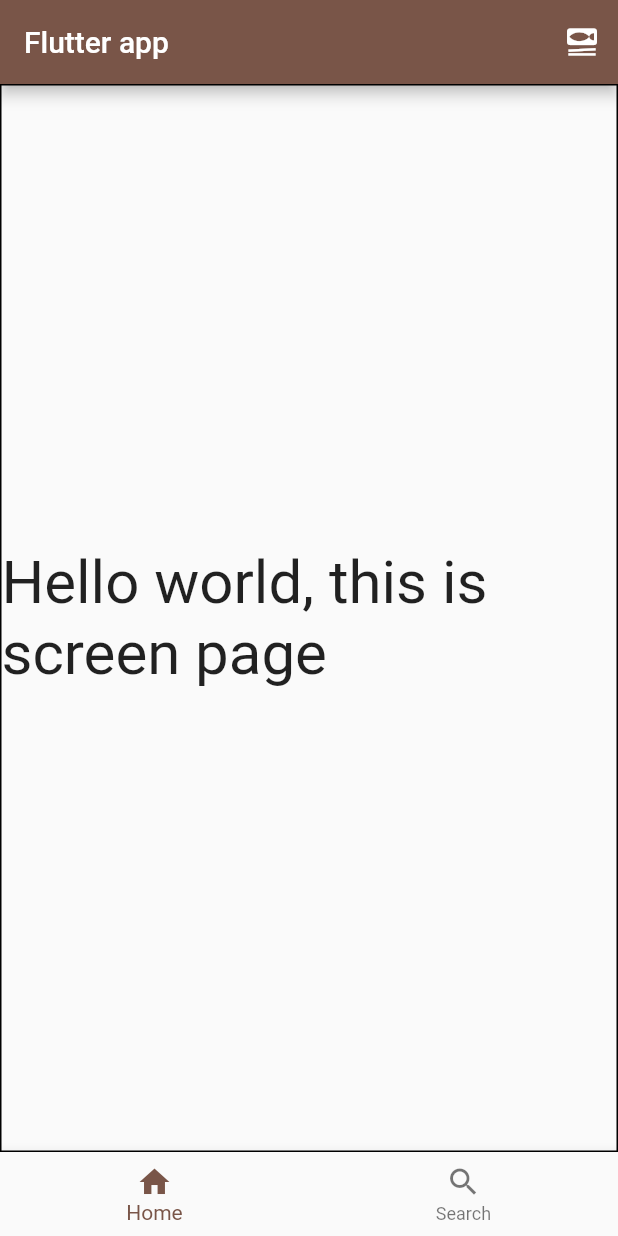
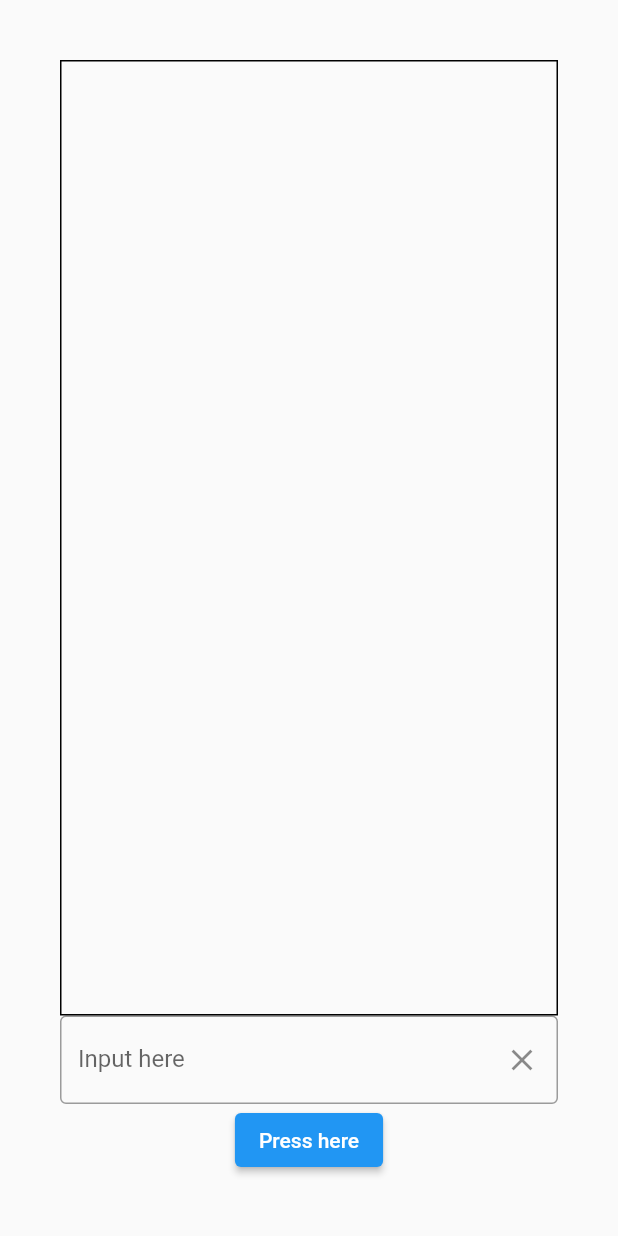
Before and after one commit to mhmadamrii/Flutter-essential-app, a Flutter app: the screen it shows after launch, on a phone screen of 412 x 824 dp. Run offline on Flutter 3.47's test engine with Material 2 defaults, Android fonts, the phone set to English and light mode, and no system bars; our stand-ins replace google_nav_bar.

Commit message:
some fucking dudes

```diff
--- a/lib/main.dart
+++ b/lib/main.dart
@@ -7,157 +7,76 @@ class MyApp extends StatelessWidget {
 
   @override
   Widget build(BuildContext context) {
-    return MaterialApp(
-      home: const MyHomePage(),
-      theme: ThemeData(
-        primarySwatch: Colors.brown,
-      ),
-      debugShowCheckedModeBanner: false,
+    return const MaterialApp(
+      home: MainPage(),
     );
   }
 }
 
-class MyHomePage extends StatefulWidget {
-  const MyHomePage({super.key});
+class MainPage extends StatefulWidget {
+  const MainPage({super.key});
 
   @override
-  State<MyHomePage> createState() => _MyHomePageState();
+  State<MainPage> createState() => _MainPageState();
 }
 
-class _MyHomePageState extends State<MyHomePage> {
-  int _selectedIndex = 0;
-  final List<Widget> _pagess = const [HomeScreen(), SearchPage()];
+class _MainPageState extends State<MainPage> {
+  // make controller here
+  final _textController = TextEditingController();
 
-  void _onItemTapped(int index) {
-    // ignore: avoid_print
-    print("the index is $index");
-    setState(() {
-      _selectedIndex = index;
-    });
-  }
+  // store user inpput
+  String userInput = '';
 
   @override
   Widget build(BuildContext context) {
     return Scaffold(
-      appBar: AppBar(
-        title: const Text("Flutter app"),
-        actions: [
-          IconButton(
-            onPressed: (() {}),
-            icon: const Icon(Icons.set_meal),
-          ),
-        ],
-      ),
-      body: _pagess[_selectedIndex],
-      bottomNavigationBar: BottomNavigationBar(
-        currentIndex: _selectedIndex,
-        onTap: _onItemTapped,
-        items: const <BottomNavigationBarItem>[
-          BottomNavigationBarItem(
-            icon: Icon(Icons.home),
-            label: "Home",
-          ),
-          BottomNavigationBarItem(
-            icon: Icon(Icons.search),
-            label: "Search",
-          ),
-        ],
-      ),
-    );
-  }
-}
-
-class HomeScreen extends StatelessWidget {
-  const HomeScreen({super.key});
-
-  @override
-  Widget build(BuildContext context) {
-    return Scaffold(
-      body: Container(
-        alignment: Alignment.center,
+      body: Padding(
+        padding: const EdgeInsets.all(40),
+        child: Column(
+          mainAxisAlignment: MainAxisAlignment.center,
+          children: [
+            // display text
+            Expanded(
+              child: Container(
+                width: double.infinity,
                 decoration: BoxDecoration(
                   border: Border.all(width: 1),
                 ),
-        width: double.infinity,
-        child: const Center(
                 child: Text(
-            "Hello world, this is screen page",
-            style: TextStyle(
+                  userInput,
+                  style: const TextStyle(
                     fontSize: 40,
                   ),
                 ),
               ),
             ),
-    );
-  }
-}
-
-class SearchPage extends StatefulWidget {
-  const SearchPage({super.key});
-
-  @override
-  State<SearchPage> createState() => _SearchPageState();
-}
-
-class _SearchPageState extends State<SearchPage> {
-  String _userInput = "";
-  @override
-  Widget build(BuildContext context) {
-    return Scaffold(
-      body: SingleChildScrollView(
-        child: Column(
-          children: [
-            Padding(
-              padding: const EdgeInsets.all(30),
-              child: TextField(
-                decoration: const InputDecoration(
-                  border: OutlineInputBorder(),
-                  hintText: "Enter your word",
-                ),
-                onChanged: (value) {
-                  setState(() {
-                    _userInput = value;
-                  });
-                },
+            TextField(
+              controller: _textController,
+              decoration: InputDecoration(
+                border: const OutlineInputBorder(),
+                hintText: "Placeholder",
+                labelText: "Input here",
+                suffixIcon: IconButton(
+                  onPressed: (() {
+                    _textController.clear();
+                  }),
+                  icon: const Icon(Icons.clear),
                 ),
               ),
-            Padding(
-              padding: const EdgeInsets.all(30),
-              child: Text(
-                _userInput,
-                style: const TextStyle(
-                  fontSize: 50,
             ),
+            ElevatedButton(
+              onPressed: (() {
+                setState(() {
+                  userInput = _textController.text;
+                });
+              }),
+              child: const Text(
+                "Press here",
               ),
             ),
           ],
         ),
       ),
-      floatingActionButton: FloatingActionButton(
-        onPressed: (() {
-          showModalBottomSheet(
-            context: context,
-            builder: (BuildContext context) {
-              return const MyModalBottomSheet();
-            },
-          );
-        }),
-        child: const Icon(Icons.phone_android),
-      ),
     );
   }
 }
-
-class MyModalBottomSheet extends StatelessWidget {
-  const MyModalBottomSheet({super.key});
-
-  @override
-  Widget build(BuildContext context) {
-    // ignore: avoid_unnecessary_containers
-    return Container(
-      child: const Center(
-        child: Text("This is new modal bottom"),
-      ),
-    );
-  }
-}
--- a/pubspec.yaml
+++ b/pubspec.yaml
@@ -36,6 +36,8 @@ dependencies:
   # The following adds the Cupertino Icons font to your application.
   # Use with the CupertinoIcons class for iOS style icons.
   cupertino_icons: ^1.0.2
+  google_nav_bar: ^5.0.6
+  curved_navigation_bar: ^1.0.3
 
 dev_dependencies:
   flutter_test:
```
Also changed, not shown: lib/screens/anything.dart (added, +94 -0 lines), lib/screens/modern_bottom.dart (added, +58 -0 lines), pubspec.lock. Lines whose indentation alone changed are shown as unchanged.
